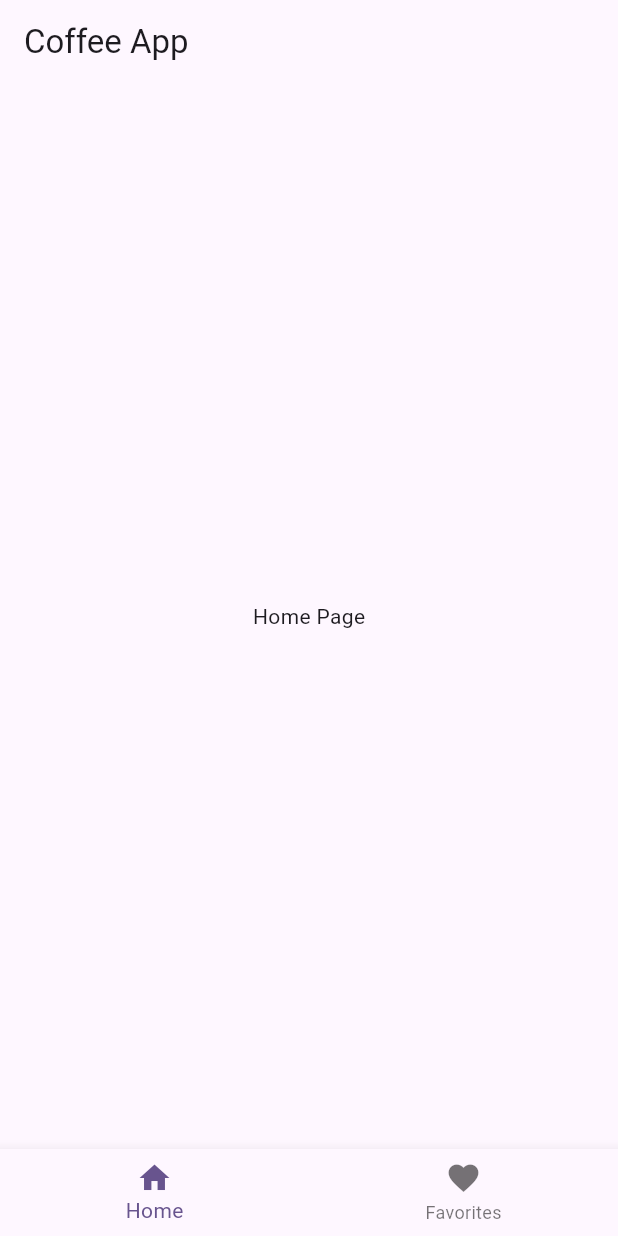
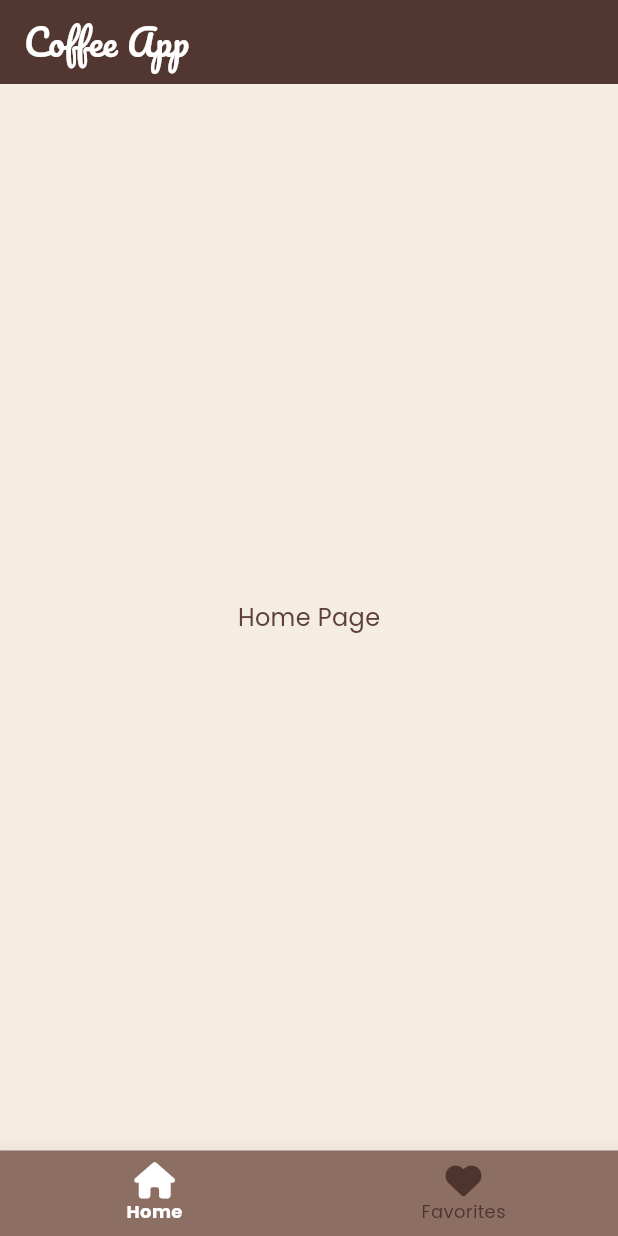
Before and after one commit to nachovalla1997/CoffeeApp, a Flutter app: the screen it shows after launch, on a phone screen of 412 x 824 dp. Run offline on Flutter 3.47's test engine with Material 3 defaults, Android fonts, the phone set to English and light mode, and no system bars; our stand-ins replace bloc, equatable, flutter_bloc, font_awesome_flutter, google_fonts.

Commit message:
feat: Added an application theme for the app.

```diff
--- /dev/null
+++ b/devtools_options.yaml
@@ -0,0 +1,3 @@
+description: This file stores settings for Dart & Flutter DevTools.
+documentation: https://docs.flutter.dev/tools/devtools/extensions#configure-extension-enablement-states
+extensions:
--- /dev/null
+++ b/lib/application_theme.dart
@@ -0,0 +1,87 @@
+import 'package:flutter/material.dart';
+import 'package:google_fonts/google_fonts.dart';
+
+class ApplicationTheme {
+  static ThemeData themeApp() {
+    return ThemeData(
+      primaryColor: Colors.brown[800],
+      scaffoldBackgroundColor: const Color(0xFFF5EDE1),
+      appBarTheme: AppBarTheme(
+        color: Colors.brown[800],
+        elevation: 4.0,
+        iconTheme: const IconThemeData(color: Colors.white),
+        toolbarTextStyle: TextTheme(
+          titleLarge: GoogleFonts.pacifico(
+            color: Colors.white,
+            fontSize: 24.0,
+          ),
+        ).bodyMedium,
+        titleTextStyle: TextTheme(
+          titleLarge: GoogleFonts.pacifico(
+            color: Colors.white,
+            fontSize: 24.0,
+          ),
+        ).titleLarge,
+      ),
+      textTheme: TextTheme(
+        displayLarge: GoogleFonts.pacifico(
+          color: Colors.brown[900],
+          fontSize: 32.0,
+        ),
+        titleLarge: GoogleFonts.poppins(
+          color: Colors.brown[700],
+          fontSize: 20.0,
+        ),
+        bodyMedium: GoogleFonts.poppins(
+          color: Colors.brown[700],
+          fontSize: 16.0,
+        ),
+      ),
+      buttonTheme: ButtonThemeData(
+        buttonColor: Colors.brown[800],
+        textTheme: ButtonTextTheme.primary,
+      ),
+      floatingActionButtonTheme: const FloatingActionButtonThemeData(
+        backgroundColor: Colors.orangeAccent,
+      ),
+      inputDecorationTheme: InputDecorationTheme(
+        border: OutlineInputBorder(
+          borderRadius: BorderRadius.circular(8.0),
+          borderSide: BorderSide(
+            color: Colors.brown[800]!,
+          ),
+        ),
+        enabledBorder: OutlineInputBorder(
+          borderRadius: BorderRadius.circular(8.0),
+          borderSide: BorderSide(
+            color: Colors.brown[800]!,
+          ),
+        ),
+        focusedBorder: OutlineInputBorder(
+          borderRadius: BorderRadius.circular(8.0),
+          borderSide: const BorderSide(
+            color: Colors.orangeAccent,
+          ),
+        ),
+        labelStyle: TextStyle(
+          color: Colors.brown[800],
+        ),
+        hintStyle: TextStyle(
+          color: Colors.brown[500],
+        ),
+      ),
+      bottomNavigationBarTheme: BottomNavigationBarThemeData(
+        backgroundColor: Colors.brown[400],
+        selectedItemColor: Colors.white,
+        unselectedItemColor: Colors.brown[800],
+        selectedLabelStyle:
+            const TextStyle(fontSize: 12, fontWeight: FontWeight.bold),
+        unselectedLabelStyle: const TextStyle(fontSize: 12),
+        selectedIconTheme: const IconThemeData(size: 30),
+        unselectedIconTheme: const IconThemeData(size: 24),
+      ),
+      colorScheme: ColorScheme.fromSwatch(primarySwatch: Colors.brown)
+          .copyWith(secondary: Colors.orangeAccent),
+    );
+  }
+}
--- a/lib/main.dart
+++ b/lib/main.dart
@@ -1,3 +1,4 @@
+import 'package:coffee_app/application_theme.dart';
 import 'package:coffee_app/bloc_providers.dart';
 import 'package:coffee_app/l10n/generated/l10n.dart';
 import 'package:coffee_app/presentation/screens/main_menu.dart';
@@ -16,10 +17,7 @@
     return BlocProviders.multiBlocProviders(
       child: MaterialApp(
         title: 'Coffee App',
-        theme: ThemeData(
-          colorScheme: ColorScheme.fromSeed(seedColor: Colors.deepPurple),
-          useMaterial3: true,
-        ),
+        theme: ApplicationTheme.themeApp(),
         localizationsDelegates: const [
           S.delegate,
           GlobalMaterialLocalizations.delegate,
--- a/lib/presentation/widgets/bottom_navigation_bar_widget.dart
+++ b/lib/presentation/widgets/bottom_navigation_bar_widget.dart
@@ -1,5 +1,5 @@
-// custom_bottom_nav_bar.dart
 import 'package:flutter/material.dart';
+import 'package:font_awesome_flutter/font_awesome_flutter.dart';
 
 class BottomNavigationBarWidget extends StatelessWidget {
   final int currentIndex;
@@ -14,12 +14,28 @@ class BottomNavigationBarWidget extends StatelessWidget {
   @override
   Widget build(BuildContext context) {
     return BottomNavigationBar(
-      items: const [
-        BottomNavigationBarItem(icon: Icon(Icons.home), label: 'Home'),
-        BottomNavigationBarItem(icon: Icon(Icons.favorite), label: 'Favorites'),
+      items: const <BottomNavigationBarItem>[
+        BottomNavigationBarItem(
+          icon: FaIcon(FontAwesomeIcons.house, size: 24),
+          label: 'Home',
+        ),
+        BottomNavigationBarItem(
+          icon: FaIcon(FontAwesomeIcons.solidHeart, size: 24),
+          label: 'Favorites',
+        ),
       ],
       currentIndex: currentIndex,
+      selectedItemColor:
+          Theme.of(context).bottomNavigationBarTheme.selectedItemColor,
+      unselectedItemColor:
+          Theme.of(context).bottomNavigationBarTheme.unselectedItemColor,
+      selectedIconTheme: const IconThemeData(size: 28),
+      unselectedIconTheme: const IconThemeData(size: 24),
       onTap: onTap,
+      type: BottomNavigationBarType.fixed,
+      backgroundColor:
+          Theme.of(context).bottomNavigationBarTheme.backgroundColor,
+      elevation: 10,
     );
   }
 }
--- a/pubspec.yaml
+++ b/pubspec.yaml
@@ -22,6 +22,8 @@ dependencies:
   bloc_test: ^9.1.7
   mocktail: ^1.0.4
   http: ^1.2.1
+  google_fonts: ^6.2.1
+  font_awesome_flutter: ^10.7.0
 
 dev_dependencies:
   flutter_test:
```
Also changed, not shown: pubspec.lock, 5 other files.
